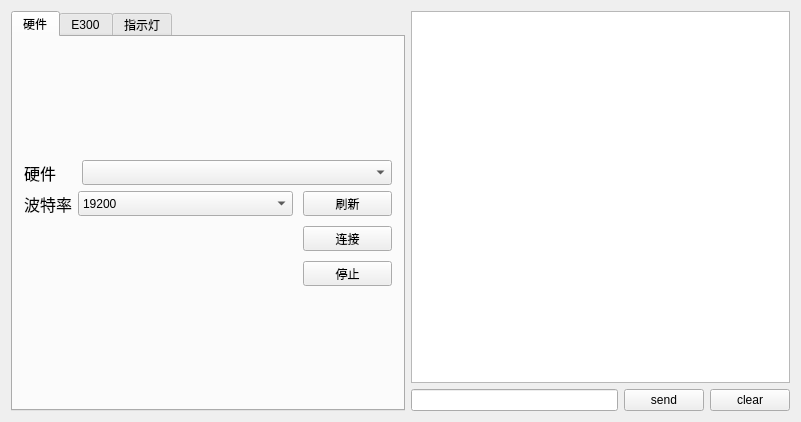
Above: E300.ui from sbgagaga/QT before the change. Below: the same form after it.
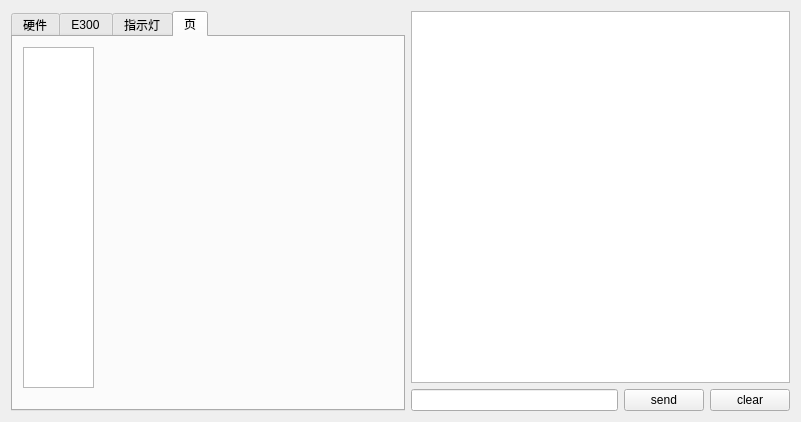
That is the form after the change.

Patch:
```diff
--- a/E300.ui
+++ b/E300.ui
@@ -7,7 +7,7 @@
     <x>0</x>
     <y>0</y>
     <width>801</width>
-    <height>421</height>
+    <height>419</height>
    </rect>
   </property>
   <property name="sizePolicy">
@@ -79,7 +79,7 @@
        </size>
       </property>
       <property name="currentIndex">
-       <number>0</number>
+       <number>3</number>
       </property>
       <widget class="QWidget" name="tab_1">
        <attribute name="title">
@@ -1435,6 +1435,21 @@
         </layout>
        </widget>
       </widget>
+      <widget class="QWidget" name="tab_2">
+       <attribute name="title">
+        <string>页</string>
+       </attribute>
+       <widget class="QTextBrowser" name="Press_2">
+        <property name="geometry">
+         <rect>
+          <x>10</x>
+          <y>10</y>
+          <width>71</width>
+          <height>341</height>
+         </rect>
+        </property>
+       </widget>
+      </widget>
      </widget>
     </item>
    </layout>
```
